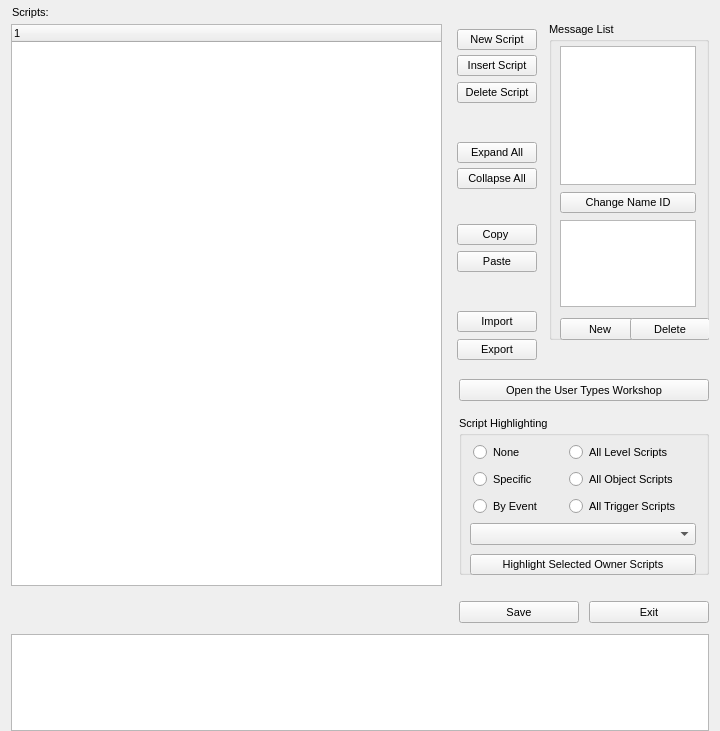
DescentNetwork/Descent3, file qteditor/ui/dallas_main_dialog.ui: the form before one commit.
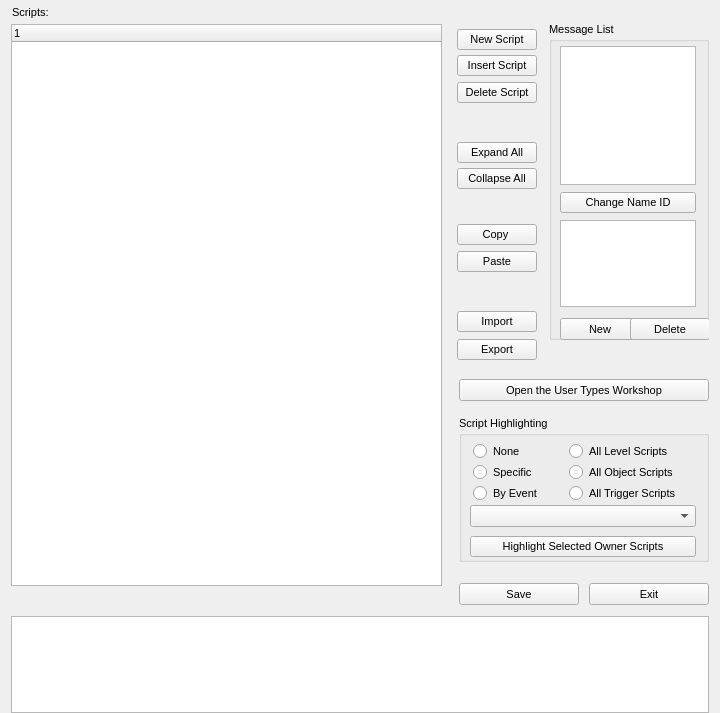
The form after the commit.

```diff
--- a/qteditor/ui/dallas_main_dialog.ui
+++ b/qteditor/ui/dallas_main_dialog.ui
@@ -7,7 +7,7 @@
         <x>0</x>
         <y>0</y>
         <width>720</width>
-        <height>731</height>
+        <height>713</height>
       </rect>
     </property>
     <property name="windowTitle">
@@ -30,13 +30,13 @@
     <property name="minimumSize">
       <size>
         <width>720</width>
-        <height>731</height>
+        <height>713</height>
       </size>
     </property>
     <property name="maximumSize">
       <size>
         <width>720</width>
-        <height>731</height>
+        <height>713</height>
       </size>
     </property>
     <widget class="QGroupBox" name="IDC_STATIC">
@@ -180,7 +180,7 @@
           <x>459</x>
           <y>416</y>
           <width>250</width>
-          <height>159</height>
+          <height>146</height>
         </rect>
       </property>
       <property name="title">
@@ -200,8 +200,8 @@
           <rect>
             <x>14</x>
             <y>27</y>
-            <width>89</width>
-            <height>19</height>
+            <width>52</width>
+            <height>16</height>
           </rect>
         </property>
         <property name="text">
@@ -220,7 +220,7 @@
             <x>110</x>
             <y>27</y>
             <width>105</width>
-            <height>19</height>
+            <height>16</height>
           </rect>
         </property>
         <property name="text">
@@ -237,9 +237,9 @@
         <property name="geometry">
           <rect>
             <x>14</x>
-            <y>54</y>
-            <width>89</width>
-            <height>19</height>
+            <y>48</y>
+            <width>65</width>
+            <height>16</height>
           </rect>
         </property>
         <property name="text">
@@ -256,9 +256,9 @@
         <property name="geometry">
           <rect>
             <x>110</x>
-            <y>54</y>
+            <y>48</y>
             <width>110</width>
-            <height>19</height>
+            <height>16</height>
           </rect>
         </property>
         <property name="text">
@@ -275,9 +275,9 @@
         <property name="geometry">
           <rect>
             <x>14</x>
-            <y>81</y>
-            <width>89</width>
-            <height>19</height>
+            <y>69</y>
+            <width>72</width>
+            <height>16</height>
           </rect>
         </property>
         <property name="text">
@@ -294,9 +294,9 @@
         <property name="geometry">
           <rect>
             <x>110</x>
-            <y>81</y>
+            <y>69</y>
             <width>114</width>
-            <height>19</height>
+            <height>16</height>
           </rect>
         </property>
         <property name="text">
@@ -316,7 +316,7 @@
         <property name="geometry">
           <rect>
             <x>11</x>
-            <y>107</y>
+            <y>89</y>
             <width>226</width>
             <height>22</height>
           </rect>
@@ -335,7 +335,7 @@
         <property name="geometry">
           <rect>
             <x>11</x>
-            <y>138</y>
+            <y>120</y>
             <width>226</width>
             <height>21</height>
           </rect>
@@ -655,7 +655,7 @@
       <property name="geometry">
         <rect>
           <x>459</x>
-          <y>601</y>
+          <y>583</y>
           <width>120</width>
           <height>22</height>
         </rect>
@@ -680,7 +680,7 @@
       <property name="geometry">
         <rect>
           <x>589</x>
-          <y>601</y>
+          <y>583</y>
           <width>120</width>
           <height>22</height>
         </rect>
@@ -705,7 +705,7 @@
       <property name="geometry">
         <rect>
           <x>11</x>
-          <y>634</y>
+          <y>616</y>
           <width>698</width>
           <height>97</height>
         </rect>
```
Left out of the diff: 947 changed lines with no effect on the pictures.
